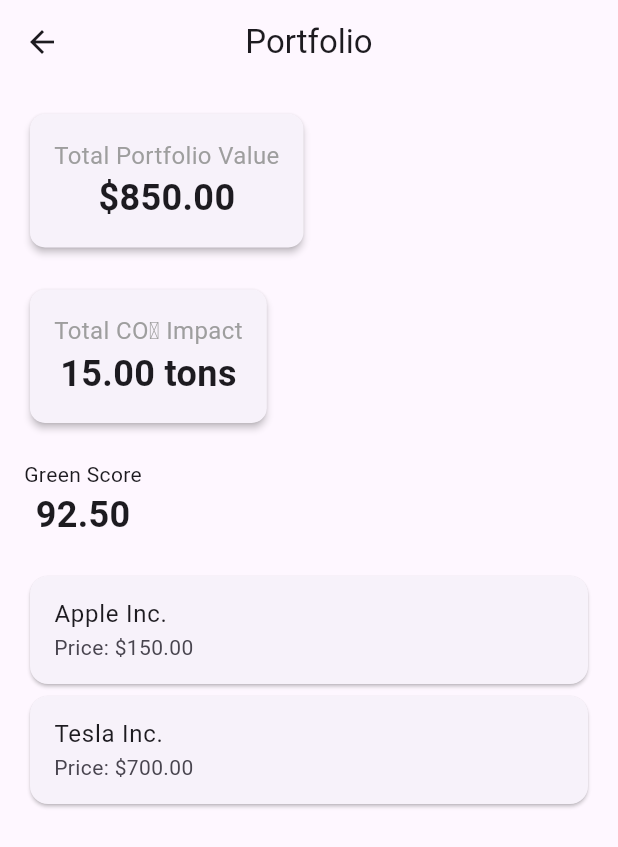
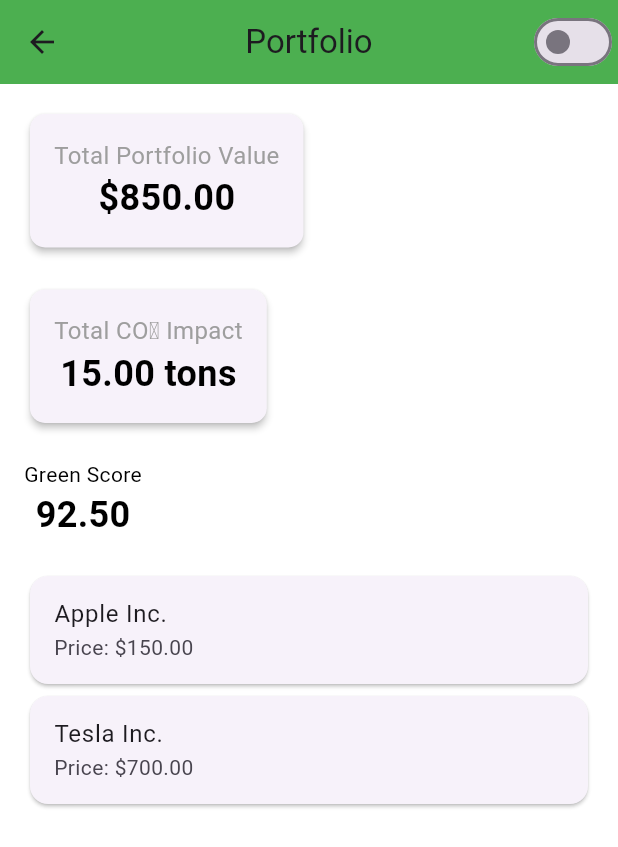
Before and after one commit to dinesh-dot-com/assesment, a Flutter app: the screen it shows after launch, after a tap on "View Portfolio", on a phone screen of 412 x 824 dp. Shown: the top 847 px of the screen. Run offline on Flutter 3.47's test engine with Material 3 defaults, Android fonts, the phone set to English and light mode, and no system bars; network calls fail.

Commit message:
Second commint

```diff
--- a/green_stock/lib/main.dart
+++ b/green_stock/lib/main.dart
@@ -5,15 +5,48 @@ void main() {
   runApp(MyApp());
 }
 
-class MyApp extends StatelessWidget {
+class MyApp extends StatefulWidget {
+  @override
+  _MyAppState createState() => _MyAppState();
+}
+
+class _MyAppState extends State<MyApp> {
+  ThemeMode _themeMode = ThemeMode.system;
+
+  void _toggleTheme() {
+    setState(() {
+      _themeMode = _themeMode == ThemeMode.light ? ThemeMode.dark : ThemeMode.light;
+    });
+  }
+
   @override
   Widget build(BuildContext context) {
     return MaterialApp(
       title: 'Stock Tracker',
       theme: ThemeData(
         primarySwatch: Colors.green,
+        brightness: Brightness.light,
+        scaffoldBackgroundColor: Colors.white,
+        appBarTheme: AppBarTheme(
+          color: Colors.green,
+        ),
+        textTheme: TextTheme(
+          bodyMedium: TextStyle(color: Colors.black),
+        ),
       ),
-      home: HomeScreen(),
+      darkTheme: ThemeData(
+        primarySwatch: Colors.green,
+        brightness: Brightness.dark,
+        scaffoldBackgroundColor: Colors.black,
+        appBarTheme: AppBarTheme(
+          color: Colors.teal,
+        ),
+        textTheme: TextTheme(
+          bodyMedium: TextStyle(color: Colors.white),
+        ),
+      ),
+      themeMode: _themeMode,
+      home: HomeScreen(toggleTheme: _toggleTheme),
     );
   }
 }
--- a/green_stock/lib/screens/home_screen.dart
+++ b/green_stock/lib/screens/home_screen.dart
@@ -3,12 +3,24 @@ import 'search_screen.dart';
 import 'portfolio_screen.dart';
 
 class HomeScreen extends StatelessWidget {
+  final VoidCallback toggleTheme;
+
+  HomeScreen({required this.toggleTheme});
+
   @override
   Widget build(BuildContext context) {
     return Scaffold(
       appBar: AppBar(
         title: Text('Stock Tracker'),
         centerTitle: true,
+        actions: [
+          Switch(
+            value: Theme.of(context).brightness == Brightness.dark,
+            onChanged: (value) {
+              toggleTheme();
+            },
+          ),
+        ],
       ),
       body: Center(
         child: Column(
@@ -21,7 +33,7 @@ class HomeScreen extends StatelessWidget {
               ),
               child: ListTile(
                 leading: Icon(Icons.search, color: Colors.green),
-                title: Text('Search Stocks'),
+                title: Text('Search Stocks', style: Theme.of(context).textTheme.bodyMedium),
                 onTap: () {
                   Navigator.push(
                     context,
@@ -38,12 +50,13 @@ class HomeScreen extends StatelessWidget {
               ),
               child: ListTile(
                 leading: Icon(Icons.account_balance_wallet, color: Colors.green),
-                title: Text('View Portfolio'),
+                title: Text('View Portfolio', style: Theme.of(context).textTheme.bodyMedium),
                 onTap: () {
-                  Navigator.push(
-                    context,
-                    MaterialPageRoute(builder: (context) => PortfolioScreen()),
-                  );
+   Navigator.push(
+  context,
+  MaterialPageRoute(builder: (context) => PortfolioScreen(toggleTheme: toggleTheme)),
+);
+
                 },
               ),
             ),
--- a/green_stock/lib/screens/portfolio_screen.dart
+++ b/green_stock/lib/screens/portfolio_screen.dart
@@ -10,12 +10,24 @@ class PortfolioScreen extends StatelessWidget {
     Stock(symbol: 'TSLA', name: 'Tesla Inc.', price: 700.0, carbonFootprint: 5.0, esgScore: 90.0),
   ]);
 
+  final VoidCallback toggleTheme;
+
+  PortfolioScreen({required this.toggleTheme});
+
   @override
   Widget build(BuildContext context) {
     return Scaffold(
       appBar: AppBar(
         title: Text('Portfolio'),
         centerTitle: true,
+        actions: [
+          Switch(
+            value: Theme.of(context).brightness == Brightness.dark,
+            onChanged: (value) {
+              toggleTheme();
+            },
+          ),
+        ],
       ),
       body: Padding(
         padding: const EdgeInsets.all(16.0),
```
